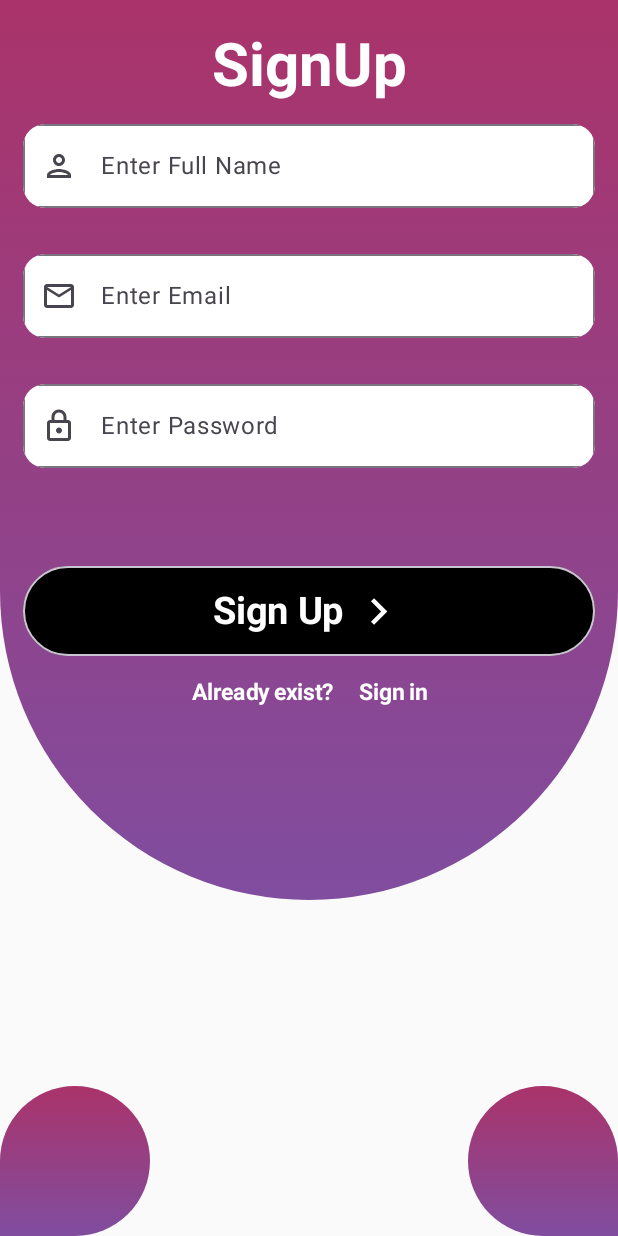
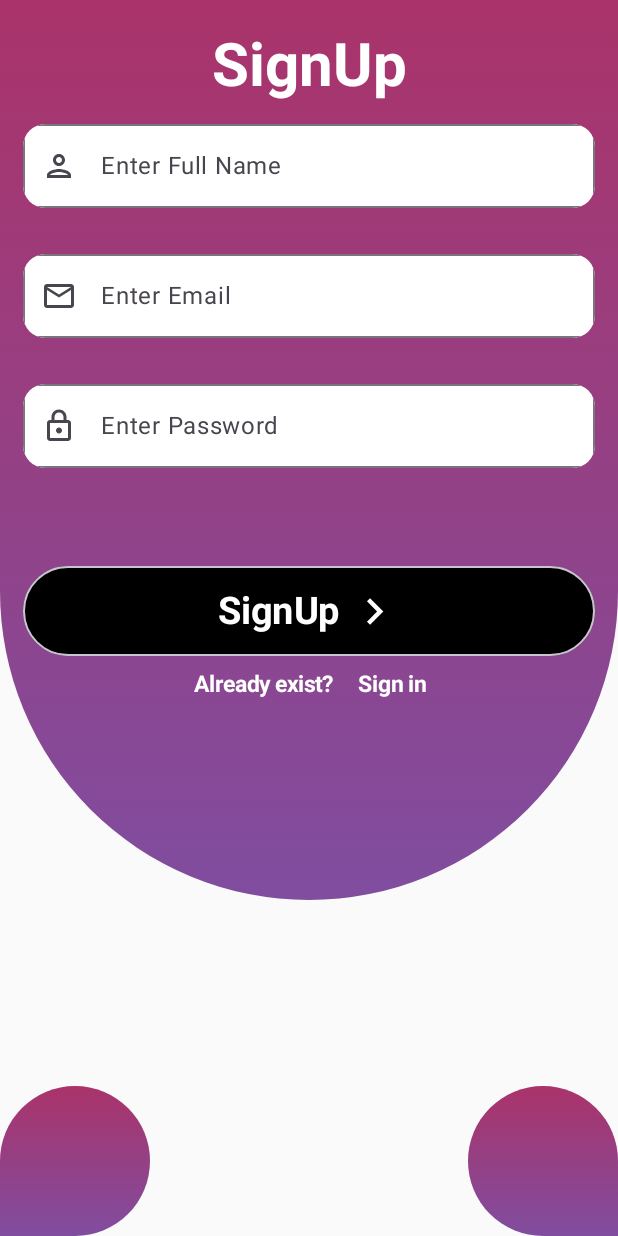
Before and after one commit to anupaul1314/NewsApp, an Android app built with Jetpack Compose: the SignUp screen opened through its navigation route, on a phone screen of 412 x 824 dp. Run offline under Robolectric (Android 15) with nearby library versions, the phone set to English and light mode, and no system bars; our stand-ins replace Dagger/Hilt's generated code, Firebase (no records; nobody signed in at launch, a user with empty details on screens opened directly).

Commit message:
Added navigation bar with sign out and localisation and completed some ui related issues

```diff
--- a/app/src/main/java/com/example/newsapp/features/auth/AuthScreenNavigation.kt
+++ b/app/src/main/java/com/example/newsapp/features/auth/AuthScreenNavigation.kt
@@ -33,7 +33,10 @@ fun AuthScreenNavigation(
 
         composable(route = AuthScreen.SignUp.name) {
             SignUp(
-                authViewModal = authViewModal
+                authViewModal = authViewModal,
+                onButtonCLicked = {
+                    navController.navigate(AuthScreen.SignIn.name)
+                }
             )
         }
     }
--- a/app/src/main/java/com/example/newsapp/features/auth/signup/SignUpScreen.kt
+++ b/app/src/main/java/com/example/newsapp/features/auth/signup/SignUpScreen.kt
@@ -1,9 +1,10 @@
 package com.example.newsapp.features.auth.signup
 
-import android.content.Context
 import android.content.Intent
+import android.widget.Button
 import android.widget.Toast
 import androidx.compose.foundation.background
+import androidx.compose.foundation.clickable
 import androidx.compose.foundation.layout.Arrangement
 import androidx.compose.foundation.layout.Box
 import androidx.compose.foundation.layout.Column
@@ -36,17 +37,19 @@ import androidx.compose.ui.draw.clip
 import androidx.compose.ui.graphics.Brush
 import androidx.compose.ui.graphics.Color
 import androidx.compose.ui.platform.LocalContext
+import androidx.compose.ui.res.stringResource
 import androidx.compose.ui.text.font.FontWeight
 import androidx.compose.ui.text.style.TextAlign
 import androidx.compose.ui.unit.dp
 import androidx.compose.ui.unit.sp
 import com.example.newsapp.features.auth.AuthViewModal
 import com.example.newsapp.features.newslist.NewsActivity
-import com.google.firebase.auth.FirebaseAuth
+import com.example.newsapp.R
 
 @Composable
 fun SignUp(
-    authViewModal: AuthViewModal
+    authViewModal: AuthViewModal,
+    onButtonCLicked: () -> Unit
 ) {
 
     val context = LocalContext.current
@@ -80,7 +83,7 @@ fun SignUp(
                 modifier = Modifier
                     .padding(top = 20.dp)
                     .fillMaxWidth(),
-                text = "SignUp",
+                text = stringResource(id = R.string.signup),
                 fontSize = 40.sp,
                 color = Color.White,
                 textAlign = TextAlign.Center,
@@ -97,7 +100,7 @@ fun SignUp(
                     authViewModal.updateFullName(it)
                 },
                 placeholder = {
-                    Text(text = "Enter Full Name")
+                    Text(text = stringResource(id = R.string.enter_full_name))
                 },
                 leadingIcon = {
                     Icon(
@@ -117,7 +120,7 @@ fun SignUp(
                     authViewModal.updateEmail(it)
                 },
                 placeholder = {
-                    Text(text = "Enter Email")
+                    Text(text = stringResource(id = R.string.enter_email))
                 },
                 leadingIcon = {
                     Icon(
@@ -137,7 +140,7 @@ fun SignUp(
                     authViewModal.updatePassword(it)
                 },
                 placeholder = {
-                    Text(text = "Enter Password")
+                    Text(text = stringResource(id = R.string.enter_password))
                 },
                 leadingIcon = {
                     Icon(
@@ -167,7 +170,7 @@ fun SignUp(
                 )
             ) {
                 Text(
-                    text = "Sign Up",
+                    text = stringResource(id = R.string.signup),
                     fontSize = 25.sp,
                     color = Color.White,
                     textAlign = TextAlign.Justify,
@@ -180,17 +183,19 @@ fun SignUp(
                     contentDescription = ""
                 )
             }
-            TextButton(onClick = { /*TODO*/ }) {
+            Spacer(modifier = Modifier.height(10.dp))
             Text(
                 modifier = Modifier
+                    .clickable {
+                        onButtonCLicked()
+                    }
                     .fillMaxWidth(),
-                    text = "Already exist?     Sign in",
+                text = stringResource(id = R.string.already_exist),
                 fontSize = 15.sp,
                 color = Color.White,
                 textAlign = TextAlign.Center,
                 fontWeight = FontWeight.Bold
             )
-            }
 
         }
 
--- a/app/src/main/java/com/example/newsapp/features/newslist/NewsListViewModal.kt
+++ b/app/src/main/java/com/example/newsapp/features/newslist/NewsListViewModal.kt
@@ -1,10 +1,13 @@
 package com.example.newsapp.features.newslist
 
 
+import android.app.Activity
+import android.content.Context
 import androidx.compose.material3.rememberBottomSheetScaffoldState
 import androidx.compose.runtime.rememberCoroutineScope
 import androidx.lifecycle.ViewModel
 import com.example.newsapp.data.modals.Articles
+import com.example.newsapp.localization.LocaleHelper
 import com.example.newsapp.repository.Repository
 import com.example.newsapp.util.Constants
 import dagger.hilt.android.lifecycle.HiltViewModel
--- a/app/src/main/java/com/example/newsapp/repository/Repository.kt
+++ b/app/src/main/java/com/example/newsapp/repository/Repository.kt
@@ -14,7 +14,7 @@ class Repository @Inject constructor(
     ): List<Articles> {
         //val response = newsApi.getNewsInstance(country,category,apiKey)
         var result: List<Articles> = emptyList()
-//
+
 //        if (response.isSuccessful && response.body() != null) {
 //            result = response.body()!!.articles
 //        }
--- a/app/src/main/res/values/strings.xml
+++ b/app/src/main/res/values/strings.xml
@@ -4,4 +4,20 @@
     <string name="title_activity_auth">Auth</string>
     <string name="enter_email">Enter Email</string>
     <string name="enter_password">Enter Password</string>
+    <string name="science">Science</string>
+    <string name="sports">Sports</string>
+    <string name="entertainment">Entertainment</string>
+    <string name="technology">Technology</string>
+    <string name="business">Business</string>
+    <string name="health">Health</string>
+    <string name="search">Search</string>
+    <string name="menu">Menu</string>
+    <string name="signin">SignIn</string>
+    <string name="signup">SignUp</string>
+    <string name="enter_full_name">Enter Full Name</string>
+    <string name="already_exist">"Already exist?     Sign in"</string>
+    <string name="new_user">New User? Sign Up</string>
+    <string name="login">Login</string>
+    <string name="signin_with_google">Sign in with Google</string>
+
 </resources>
```
Also changed, not shown: app/src/main/AndroidManifest.xml (+7 -8 lines), app/src/main/java/com/example/newsapp/features/auth/AuthActivity.kt (+8 -3 lines), app/src/main/java/com/example/newsapp/features/auth/AuthViewModal.kt (+10 -0 lines), app/src/main/java/com/example/newsapp/features/auth/signin/SignInScreen.kt (+4 -21 lines), app/src/main/java/com/example/newsapp/features/newslist/NewsListScreen.kt (+111 -55 lines), app/src/main/java/com/example/newsapp/features/newslist/NewsOverview.kt (+21 -1 lines), 1 other file. Lines whose indentation alone changed are shown as unchanged.
